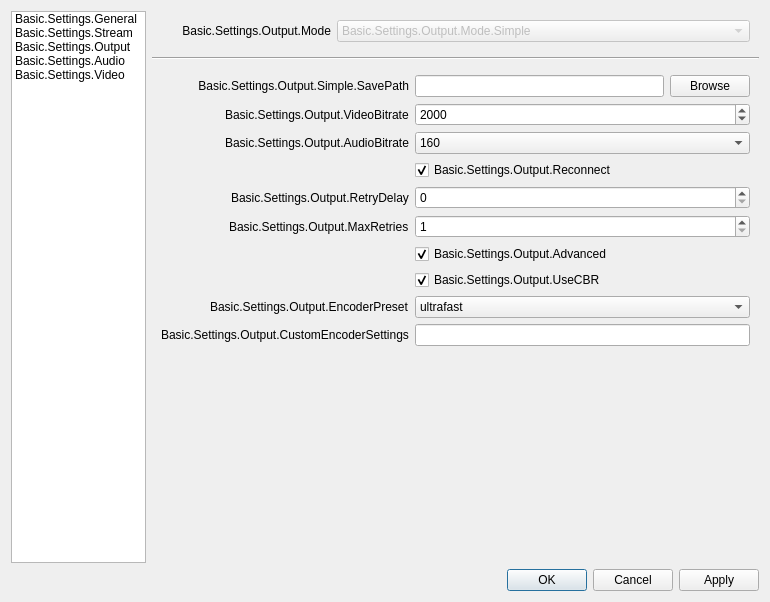
Above: obs/forms/OBSBasicSettings.ui from obsproject/obs-studio before the change. Below: the same form after it.
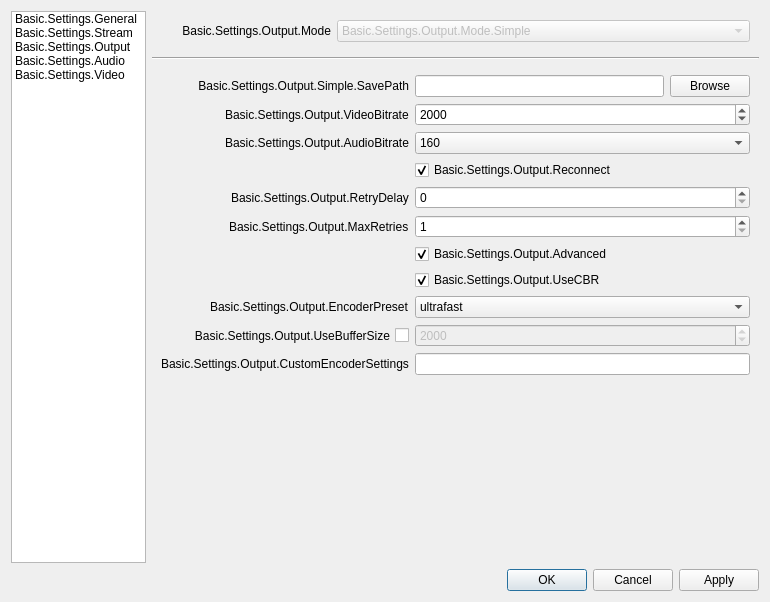
That is the form after the change. The open tabs and pages were chosen to show the change. Icons and pictures are not drawn.

Commit message: UI: Add buffer size to 'simple' settings

```diff
--- a/obs/forms/OBSBasicSettings.ui
+++ b/obs/forms/OBSBasicSettings.ui
@@ -524,13 +524,13 @@
                      </property>
                     </widget>
                    </item>
-                   <item row="9" column="1">
-                    <widget class="QLineEdit" name="simpleOutCustom"/>
-                   </item>
-                   <item row="9" column="0">
-                    <widget class="QLabel" name="label_23">
+                   <item row="7" column="1">
+                    <widget class="QCheckBox" name="simpleOutUseCBR">
                      <property name="text">
-                      <string>Basic.Settings.Output.CustomEncoderSettings</string>
+                      <string>Basic.Settings.Output.UseCBR</string>
+                     </property>
+                     <property name="checked">
+                      <bool>true</bool>
                      </property>
                     </widget>
                    </item>
@@ -588,16 +588,48 @@
                      </item>
                     </widget>
                    </item>
-                   <item row="7" column="1">
-                    <widget class="QCheckBox" name="simpleOutUseCBR">
+                   <item row="9" column="0">
+                    <widget class="QCheckBox" name="simpleOutUseBufsize">
+                     <property name="sizePolicy">
+                      <sizepolicy hsizetype="Minimum" vsizetype="Expanding">
+                       <horstretch>0</horstretch>
+                       <verstretch>0</verstretch>
+                      </sizepolicy>
+                     </property>
+                     <property name="layoutDirection">
+                      <enum>Qt::RightToLeft</enum>
+                     </property>
                      <property name="text">
-                      <string>Basic.Settings.Output.UseCBR</string>
+                      <string>Basic.Settings.Output.UseBufferSize</string>
                      </property>
-                     <property name="checked">
-                      <bool>true</bool>
+                    </widget>
+                   </item>
+                   <item row="9" column="1">
+                    <widget class="QSpinBox" name="simpleOutVBufsize">
+                     <property name="enabled">
+                      <bool>false</bool>
                      </property>
+                     <property name="minimum">
+                      <number>200</number>
+                     </property>
+                     <property name="maximum">
+                      <number>1000000</number>
+                     </property>
+                     <property name="value">
+                      <number>2000</number>
+                     </property>
                     </widget>
                    </item>
+                   <item row="10" column="0">
+                    <widget class="QLabel" name="label_23">
+                     <property name="text">
+                      <string>Basic.Settings.Output.CustomEncoderSettings</string>
+                     </property>
+                    </widget>
+                   </item>
+                   <item row="10" column="1">
+                    <widget class="QLineEdit" name="simpleOutCustom"/>
+                   </item>
                   </layout>
                  </widget>
                 </item>
```
Left out of the diff: 76 changed lines with no effect on the pictures. The commit also changes 3 other files.
